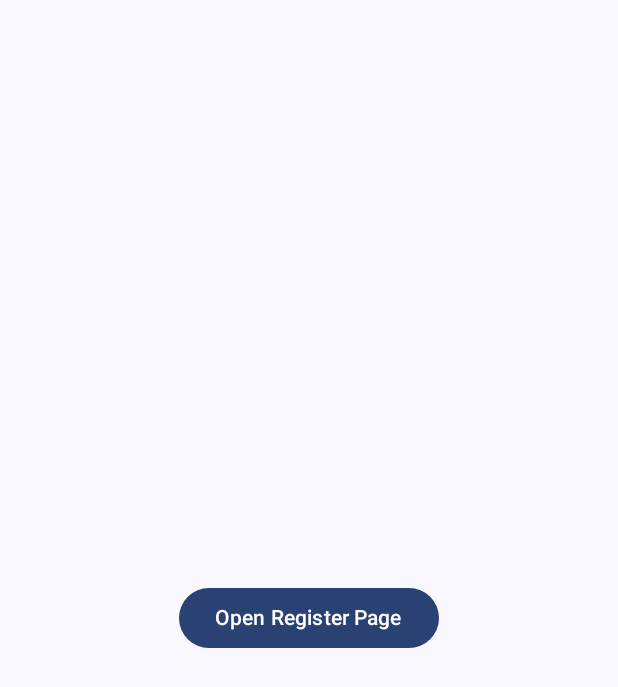
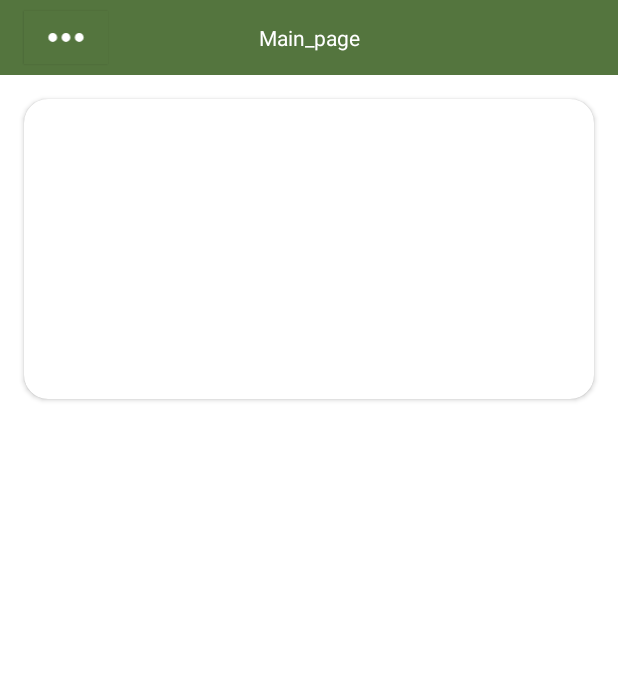
Before and after one commit to omlaut/omlaut_mobile_app, an Android app built with Jetpack Compose: the screen it shows after launch (MainActivity), on a phone screen of 412 x 824 dp. Shown: the top 687 px of the screen. Run offline under Robolectric (Android 15) with nearby library versions, the phone set to English and light mode, and no system bars; 2 statements that could not run were skipped.

Commit message:
v0.1 only dev

```diff
--- a/app/build.gradle.kts
+++ b/app/build.gradle.kts
@@ -38,6 +38,7 @@ android {
     }
     buildFeatures {
         compose = true
+        viewBinding = true
     }
     composeOptions {
         kotlinCompilerExtensionVersion = "1.5.1"
--- a/app/src/main/java/com/example/omlaut_mobile_app/MainActivity.kt
+++ b/app/src/main/java/com/example/omlaut_mobile_app/MainActivity.kt
@@ -1,55 +1,25 @@
 package com.example.omlaut_mobile_app
 
-import android.content.Intent
 import android.os.Bundle
 import androidx.activity.ComponentActivity
-import androidx.activity.compose.setContent
-import androidx.compose.foundation.layout.Arrangement
-import androidx.compose.foundation.layout.Column
-import androidx.compose.foundation.layout.fillMaxSize
-import androidx.compose.foundation.layout.padding
-import androidx.compose.material3.Button
-import androidx.compose.material3.MaterialTheme
-import androidx.compose.material3.Surface
-import androidx.compose.material3.Text
-import androidx.compose.runtime.Composable
-import androidx.compose.ui.Alignment
-import androidx.compose.ui.Modifier
-import androidx.compose.ui.unit.dp
-import com.example.omlaut_mobile_app.ui.theme.Omlaut_mobile_appTheme
+import androidx.core.view.GravityCompat
+import com.example.omlaut_mobile_app.databinding.ActivityMainBinding
 
 class MainActivity : ComponentActivity() {
+    private lateinit var binding: ActivityMainBinding
+//    private lateinit var drawerLayout: DrawerLayout
+    private lateinit var contentBinding: navigation_initialaizer
+
     override fun onCreate(savedInstanceState: Bundle?) {
         super.onCreate(savedInstanceState)
-        setContent {
-            Omlaut_mobile_appTheme {
-                Surface(
-                    modifier = Modifier.fillMaxSize(),
-                    color = MaterialTheme.colorScheme.background
-                ) {
-                    MainScreen(onRegisterClick = { openRegisterActivity() })
-                }
+        binding = ActivityMainBinding.inflate(layoutInflater)
+        val headers = navigation_initialaizer(this, binding.Drawer, binding.mainNavigationView.navigationView)
+        headers.init()
+        setContentView(binding.root)
+        binding.apply {
+            mainHeader.navBarButton.setOnClickListener {
+                Drawer.openDrawer(GravityCompat.START)
             }
         }
     }
-
-    private fun openRegisterActivity() {
-        val intent = Intent(this, RegisterActivity::class.java)
-        startActivity(intent)
-    }
 }
-
-@Composable
-fun MainScreen(onRegisterClick: () -> Unit) {
-    Column(
-        modifier = Modifier
-            .fillMaxSize()
-            .padding(16.dp),
-        verticalArrangement = Arrangement.Center,
-        horizontalAlignment = Alignment.CenterHorizontally
-    ) {
-        Button(onClick = onRegisterClick) {
-            Text(text = "Open Register Page")
-        }
-    }
-}
--- /dev/null
+++ b/app/src/main/res/drawable/nav_item_background.xml
@@ -0,0 +1,6 @@
+<ripple xmlns:android="http://schemas.android.com/apk/res/android"
+    android:color="?attr/colorControlHighlight">
+    <item android:id="@android:id/mask"
+        android:drawable="@color/nav_item_background_selected" />
+    <item android:drawable="@color/white" />
+</ripple>
--- a/app/src/main/res/layout/activity_main.xml
+++ b/app/src/main/res/layout/activity_main.xml
@@ -1,14 +1,56 @@
 <?xml version="1.0" encoding="utf-8"?>
-<LinearLayout xmlns:android="http://schemas.android.com/apk/res/android"
+<androidx.drawerlayout.widget.DrawerLayout xmlns:android="http://schemas.android.com/apk/res/android"
+    xmlns:app="http://schemas.android.com/apk/res-auto"
+    xmlns:tools="http://schemas.android.com/tools"
     android:layout_width="match_parent"
     android:layout_height="match_parent"
-    android:orientation="vertical"
-    android:gravity="center"
-    android:padding="16dp">
+    tools:context=".MainActivity"
+    android:id="@+id/Drawer"
+    tools:openDrawer="start">
 
-    <Button
-        android:id="@+id/btn_open_register"
+    <LinearLayout
+        android:id="@+id/main_content"
+        android:layout_width="match_parent"
+        android:layout_height="match_parent"
+        android:background="@color/white"
+        android:orientation="vertical">
+
+        <include layout="@layout/main_header"
+            android:id="@+id/main_header"
+            android:layout_width="match_parent"
+            android:layout_height="wrap_content"/>
+
+        <androidx.cardview.widget.CardView
+            android:layout_width="match_parent"
+            android:layout_height="200dp"
+            android:layout_margin="16dp"
+            app:cardCornerRadius="16dp">
+
+            <LinearLayout
+                android:layout_width="match_parent"
+                android:layout_height="match_parent"
+                android:orientation="vertical">
+
+                <androidx.viewpager2.widget.ViewPager2
+                    android:id="@+id/view_pager"
+                    android:layout_width="match_parent"
+                    android:layout_height="0dp"
+                    android:layout_weight="1"/>
+
+                <com.google.android.material.tabs.TabLayout
+                    android:id="@+id/tab_layout"
+                    android:layout_width="wrap_content"
+                    android:layout_height="wrap_content"
+                    android:layout_gravity="center"/>
+
+            </LinearLayout>
+        </androidx.cardview.widget.CardView>
+    </LinearLayout>
+
+    <include layout="@layout/main_navigation_view"
+        android:id="@+id/main_navigation_view"
         android:layout_width="wrap_content"
-        android:layout_height="wrap_content"
-        android:text="Open Register Page"/>
-</LinearLayout>
+        android:layout_height="match_parent"
+        android:layout_gravity="start"/>
+
+</androidx.drawerlayout.widget.DrawerLayout>
--- a/app/src/main/res/layout/activity_menu.xml
+++ b/app/src/main/res/layout/activity_menu.xml
@@ -57,7 +57,6 @@
         android:layout_width="wrap_content"
         android:layout_height="match_parent"
         android:layout_gravity="start"
-        app:headerLayout="@layout/nav_header"
         app:menu="@menu/drawer_menu"
         app:itemTextColor="@color/nav_item_text"
         app:itemBackground="@color/nav_item_background" />
--- /dev/null
+++ b/app/src/main/res/layout/main_header.xml
@@ -0,0 +1,35 @@
+<?xml version="1.0" encoding="utf-8"?>
+<androidx.constraintlayout.widget.ConstraintLayout xmlns:android="http://schemas.android.com/apk/res/android"
+    xmlns:app="http://schemas.android.com/apk/res-auto"
+    xmlns:tools="http://schemas.android.com/tools"
+    android:layout_height="match_parent"
+    android:layout_width="match_parent">
+
+    <ImageView
+        android:id="@+id/nav_bar_button"
+        android:layout_width="56dp"
+        android:layout_height="35dp"
+        android:layout_gravity="start"
+        android:layout_marginStart="16dp"
+        android:layout_weight="0"
+        android:background="@color/omlaut_green"
+        android:elevation="1dp"
+        app:layout_constraintBottom_toBottomOf="@+id/textView4"
+        app:layout_constraintStart_toStartOf="parent"
+        app:layout_constraintTop_toTopOf="@+id/textView4"
+        android:src="@drawable/baseline_more_horiz_24"/>
+
+    <TextView
+        android:id="@+id/textView4"
+        android:layout_width="412dp"
+        android:layout_height="50dp"
+        android:layout_weight="1"
+        android:background="@color/omlaut_green"
+        android:gravity="center"
+        android:text="Main_page"
+        android:textColor="@color/white"
+        android:visibility="visible"
+        app:layout_constraintEnd_toEndOf="parent"
+        app:layout_constraintStart_toStartOf="parent"
+        app:layout_constraintTop_toTopOf="parent" />
+</androidx.constraintlayout.widget.ConstraintLayout>
--- a/app/src/main/res/values/colors.xml
+++ b/app/src/main/res/values/colors.xml
@@ -8,4 +8,6 @@
     <color name="red">#FF0000</color>
     <color name="nav_item_text">#000000</color>
     <color name="nav_item_background">#FFFFFF</color>
+    <color name="nav_item_background_selected">#607154</color>
+    <color name="omlaut_green">#54753E</color>
 </resources>
--- a/app/src/main/res/values/themes.xml
+++ b/app/src/main/res/values/themes.xml
@@ -2,8 +2,8 @@
     <!-- Base application theme. -->
     <style name="Theme.Omlaut_mobile_app" parent="Theme.AppCompat.DayNight.NoActionBar">
         <!-- Customize your theme here. -->
-        <item name="colorPrimary">@color/purple_500</item>
-        <item name="colorPrimaryDark">@color/purple_700</item>
+        <item name="colorPrimary">@color/omlaut_green</item>
+        <item name="colorPrimaryDark">@color/omlaut_green</item>
         <item name="colorAccent">@color/teal_200</item>
         <!-- Add other customization items here -->
     </style>
@@ -15,4 +15,11 @@
         <item name="itemTextColor">@color/nav_item_text</item>
         <item name="itemBackground">@color/nav_item_background</item>
     </style>
+    <style name="NavigationViewTheme" parent="Theme.AppCompat">
+        <item name="colorControlHighlight">@color/nav_item_background_selected</item>
+        <item name="android:textColorPrimary">@color/black</item>
+    </style>
+    <style name="NavItemTextAppearance" parent="TextAppearance.AppCompat.Body1">
+        <item name="android:textColor">@color/black</item>
+    </style>
 </resources>
```
Also changed, not shown: app/src/main/java/com/example/omlaut_mobile_app/MenuActivity.kt (+35 -35 lines), app/src/main/res/layout/main_navigation_view.xml (added, +18 -0 lines), app/src/main/res/layout/nav_header.xml (deleted, +0 -25 lines), app/src/main/res/layout/navigation_header.xml (added, +31 -0 lines), app/src/main/res/menu/drawer_menu.xml (+24 -22 lines).
